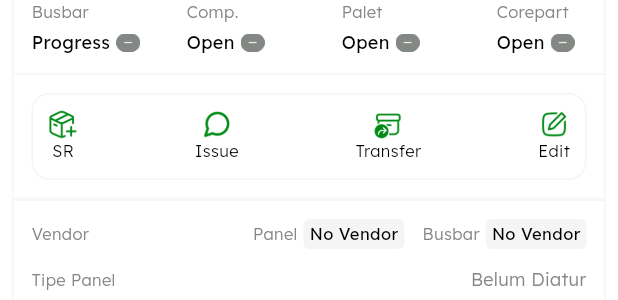
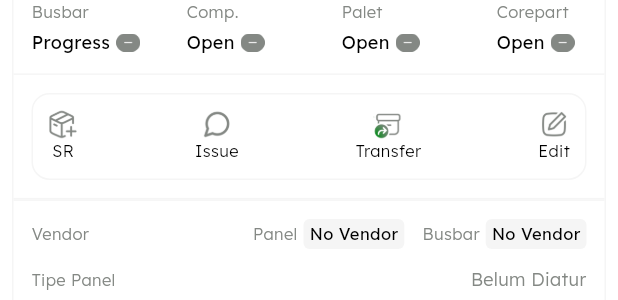
Before and after one commit to secappproject/sec_panel, a Flutter app: the PanelProgressCard widget shown alone on an empty page, opened directly with empty values, on a phone screen of 412 x 824 dp. Shown: the part 223-523 px from the top of the screen. Run offline on Flutter 3.47's test engine with Material 3 defaults, Android fonts, the phone set to English and light mode, and no system bars; our stand-ins replace file_picker, fl_chart, permission_handler, photo_view, share_plus, shared_preferences and 1 more; missing offline and left inert: excel, file_saver, rich_text_controller; accounts and stored records are empty; network calls fail.

Commit message:
icon home

```diff
--- a/lib/components/panel/card/panel_progress_card.dart
+++ b/lib/components/panel/card/panel_progress_card.dart
@@ -714,7 +714,7 @@ class PanelProgressCard extends StatelessWidget {
           mainAxisAlignment: MainAxisAlignment.center,
           crossAxisAlignment: CrossAxisAlignment.center,
           children: [
-            Image.asset('assets/images/cycle.png', height: 20, color: AppColors.schneiderGreen,),
+            Image.asset('assets/images/cycle.png', height: 20,),
             SizedBox(width: 8,),
             Text("Transfer", style: TextStyle(fontSize: 11, color: AppColors.black, fontWeight: FontWeight.w300,overflow: TextOverflow.ellipsis),),
           ],
@@ -734,7 +734,7 @@ class PanelProgressCard extends StatelessWidget {
           mainAxisAlignment: MainAxisAlignment.center,
           crossAxisAlignment: CrossAxisAlignment.center,
           children: [
-            Image.asset('assets/images/edit-green.png', height: 20, color: AppColors.schneiderGreen,),
+            Image.asset('assets/images/edit-green.png', height: 20, color: AppColors.gray,),
             SizedBox(width: 8,),
             Text("Edit", style: TextStyle(fontSize: 11, color: AppColors.black, fontWeight: FontWeight.w300,overflow: TextOverflow.ellipsis),),
           ],
@@ -764,7 +764,7 @@ Widget _buildAdditionalSRButton(BuildContext context) {
       child: Column(
         children: [
           if (additionalSrCount == 0) ...[
-            Image.asset('assets/images/package.png', height: 20, color: AppColors.schneiderGreen),
+            Image.asset('assets/images/package.png', height: 20, color: AppColors.gray),
           ],
           if (additionalSrCount != 0) ...[
             Stack(
@@ -773,7 +773,7 @@ Widget _buildAdditionalSRButton(BuildContext context) {
                 Image.asset(
                   'assets/images/package.png',
                   height: 20,
-                  color: AppColors.schneiderGreen
+                  color: AppColors.gray
                 ),
                 Positioned(
                   right: -3, // posisi ke kanan (seperti issue)
@@ -837,7 +837,7 @@ Widget _buildAdditionalSRButton(BuildContext context) {
           children: [
             if (issueCount == 0)...[
             Image.asset('assets/images/issue-no.png', height: 20,
-                    color: AppColors.schneiderGreen,),
+                    color: AppColors.gray,),
             ],
             if (issueCount != 0) ...[
               Stack(
@@ -846,7 +846,7 @@ Widget _buildAdditionalSRButton(BuildContext context) {
                   Image.asset(
                     'assets/images/issue-no.png',
                     height: 20,
-                    color: AppColors.schneiderGreen,
+                    color: AppColors.gray,
                   ),
                   Positioned(
                     right: -3, // posisi ke kanan
```
Also changed, not shown: lib/components/additionalsr/additionalsr_bottom_sheet.dart (+124 -62 lines), assets/images/cycle.png.
